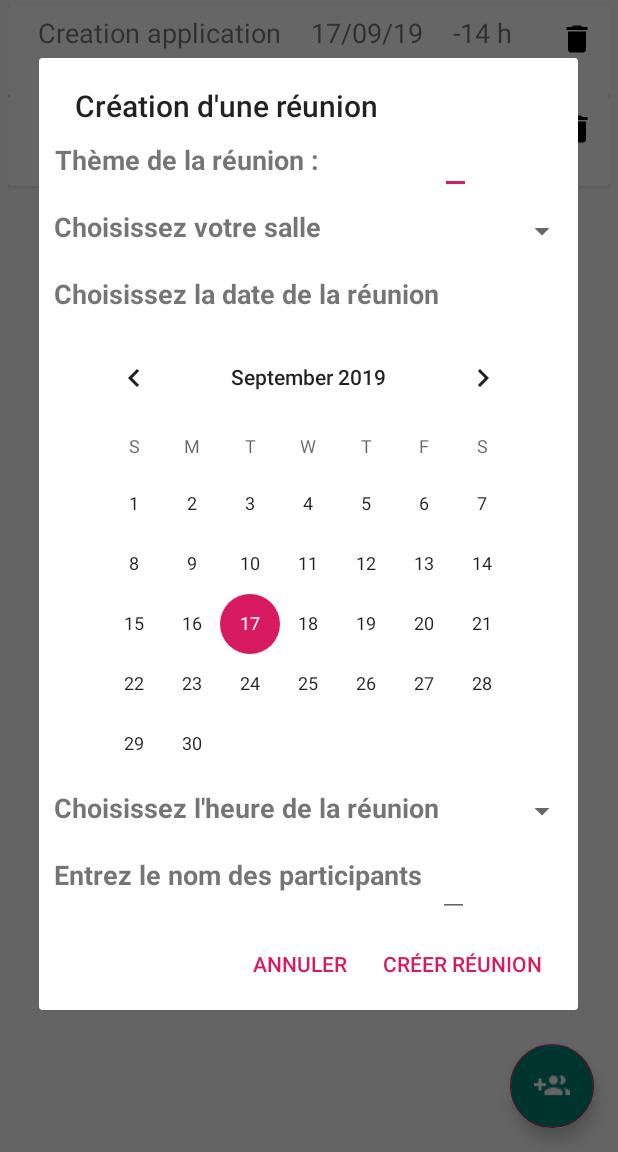
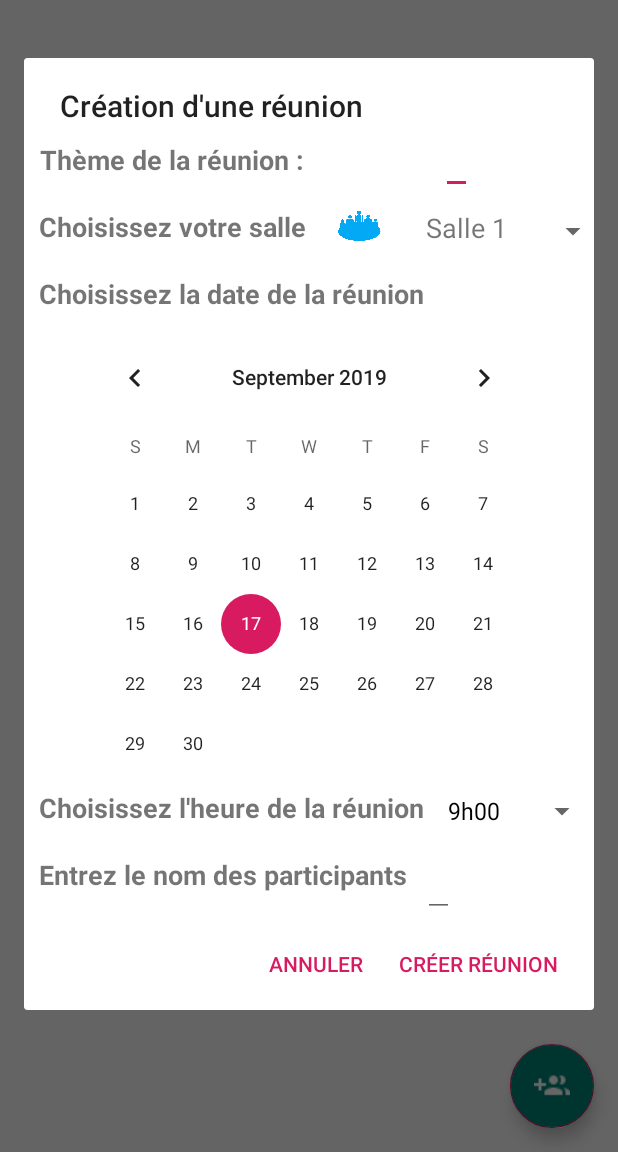
Before and after one commit to NelfDesign/OC_MaReu_Projet_4, an Android app: the screen it shows after launch (ReunionListActivity), after a tap on an icon or button, on a phone screen of 412 x 824 dp, the part 84-1236 px from its top. Run offline under Robolectric (Android 15) with nearby library versions, the phone set to English and light mode, and no system bars; our stand-ins replace ButterKnife.

Commit message:
Add UI implementation

```diff
--- a/app/src/main/java/fr/nelfdesign/mareu/Controllers/CreateReunionDialog.java
+++ b/app/src/main/java/fr/nelfdesign/mareu/Controllers/CreateReunionDialog.java
@@ -5,30 +5,89 @@ import android.support.annotation.Nullable;
 import android.support.v4.app.DialogFragment;
 import android.os.Bundle;
 import android.support.v7.app.AlertDialog;
+import android.view.View;
+import android.widget.AdapterView;
+import android.widget.ArrayAdapter;
+import android.widget.Spinner;
+import android.widget.TextView;
 
+import java.util.ArrayList;
+import java.util.List;
+
+import fr.nelfdesign.mareu.Models.Reunion;
+import fr.nelfdesign.mareu.Models.RoomItemSpinner;
 import fr.nelfdesign.mareu.R;
 
 public class CreateReunionDialog extends DialogFragment {
 
     public interface CreateReunionListener{
-        void onPositiveclick();
+        void onPositiveclick(Reunion reunion);
         void onNegativeClick();
     }
 
     CreateReunionListener mCreateReunionListener;
+    private ArrayList<RoomItemSpinner> mRoomItemSpinners;
+    private RoomAdapter mRoomAdapter;
+
 
     @NonNull
     @Override
     public AlertDialog onCreateDialog(@Nullable Bundle savedInstanceState) {
-        AlertDialog.Builder dialog = new AlertDialog.Builder(getContext());
 
+        AlertDialog.Builder dialog = new AlertDialog.Builder(getActivity());
+
+        View view = requireActivity().getLayoutInflater().inflate(R.layout.create_reunion_dialog,null ,false);
         dialog.setTitle("Création d'une réunion");
-        dialog.setView(R.layout.create_reunion_dialog);
+
+        initRoomSpinner(view);
+        initHourSpinner(view);
+
         dialog.setPositiveButton( "Créer réunion", (dialog1, which) -> {
-            mCreateReunionListener.onPositiveclick();
+            mCreateReunionListener.onPositiveclick(createReunion(view));
         });
         dialog.setNegativeButton("Annuler", (dialog12, which) -> mCreateReunionListener.onNegativeClick());
 
+        dialog.setView(view);
         return dialog.create();
     }
+
+
+    private void initListSpinner(){
+        mRoomItemSpinners = new ArrayList<>();
+        mRoomItemSpinners.add(new RoomItemSpinner("Salle 1", R.drawable.reunion));
+        mRoomItemSpinners.add(new RoomItemSpinner("Salle 2", R.drawable.reunion2));
+        mRoomItemSpinners.add(new RoomItemSpinner("Salle 3", R.drawable.reunion3));
+        mRoomItemSpinners.add(new RoomItemSpinner("Salle 4", R.drawable.reunion4));
+        mRoomItemSpinners.add(new RoomItemSpinner("Salle 5", R.drawable.reunion5));
+        mRoomItemSpinners.add(new RoomItemSpinner("Salle 6", R.drawable.reunion6));
+        mRoomItemSpinners.add(new RoomItemSpinner("Salle 7", R.drawable.reunion7));
+        mRoomItemSpinners.add(new RoomItemSpinner("Salle 8", R.drawable.reunion8));
+        mRoomItemSpinners.add(new RoomItemSpinner("Salle 9", R.drawable.reunion9));
+        mRoomItemSpinners.add(new RoomItemSpinner("Salle 10", R.drawable.reunion10));
+    }
+
+    private void initRoomSpinner(View view){
+        final Spinner mSpinner = view.findViewById(R.id.spinner_room);
+        initListSpinner();
+        mRoomAdapter = new RoomAdapter(view.getContext(), mRoomItemSpinners);
+        mSpinner.setAdapter(mRoomAdapter);
+    }
+
+    private void initHourSpinner(View view){
+        String[] list = {"9h00", "10h00", "11h00", "12h00", "13h00", "14h00", "15h00", "16h00", "17h00", "18h00", "19h00"};
+        final Spinner mSpinner = view.findViewById(R.id.spinner_hour);
+        ArrayAdapter<String> adapter = new ArrayAdapter<>(view.getContext(),android.R.layout.simple_spinner_dropdown_item, list);
+        mSpinner.setAdapter(adapter);
+    }
+
+    private Reunion createReunion(View view){
+        Reunion reunion;
+       TextView reunionTitle = view.findViewById(R.id.edit_title_reu);
+       Spinner spinnerRoom = view.findViewById(R.id.spinner_room);
+       Spinner spinnerhour = view.findViewById(R.id.spinner_hour);
+
+        reunion = new Reunion(reunionTitle.getText().toString(), spinnerRoom.getSelectedItem().toString(),null,spinnerhour.getSelectedItem().toString(),null);
+        return reunion;
+    }
+
 }
--- a/app/src/main/java/fr/nelfdesign/mareu/Controllers/ReunionFragment.java
+++ b/app/src/main/java/fr/nelfdesign/mareu/Controllers/ReunionFragment.java
@@ -2,9 +2,12 @@ package fr.nelfdesign.mareu.Controllers;
 
 
 import android.os.Bundle;
+import android.support.design.widget.CoordinatorLayout;
+import android.support.design.widget.FloatingActionButton;
 import android.support.v4.app.Fragment;
 import android.support.v7.widget.LinearLayoutManager;
 import android.support.v7.widget.RecyclerView;
+import android.util.Log;
 import android.view.LayoutInflater;
 import android.view.View;
 import android.view.ViewGroup;
@@ -24,8 +27,11 @@ import fr.nelfdesign.mareu.R;
  */
 public class ReunionFragment extends Fragment {
 
+    private CoordinatorLayout mCoordinatorLayout;
     private RecyclerView mRecyclerView;
     private List<Reunion> mReunionList;
+    private FloatingActionButton mFloatingActionButton;
+    private ReunionListAdapter mReunionListAdapter;
 
     public ReunionFragment() {}
 
@@ -35,9 +41,13 @@ public class ReunionFragment extends Fragment {
                              Bundle savedInstanceState) {
         // Inflate the layout for this fragment
         View view = inflater.inflate(R.layout.fragment_reunion, container, false);
-        mRecyclerView = (RecyclerView) view;
+
+        mRecyclerView = view.findViewById(R.id.reunion_list);
         mRecyclerView.setLayoutManager(new LinearLayoutManager(view.getContext()));
+        mFloatingActionButton = view.findViewById((R.id.fab_add_reu));
         initList();
+        configurFab();
+        mCoordinatorLayout = (CoordinatorLayout) view;
         return view;
     }
 
@@ -46,13 +56,30 @@ public class ReunionFragment extends Fragment {
      */
     private void initList() {
         this.mReunionList = new ArrayList<>();
-        DateFormat df = new SimpleDateFormat("dd/MM/yy");
-        String date = df.format(Calendar.getInstance().getTime());
-        Reunion reunion1 = new Reunion( "Creation application", "salle 14",date, 14,null);
-        Reunion reunion2 = new Reunion( "Réunion 2", "salle 15",date, 15,null);
-        mReunionList.add(0, reunion1);
-        mReunionList.add(1, reunion2);
-        mRecyclerView.setAdapter(new ReunionListAdapter(mReunionList));
+        mReunionListAdapter = new ReunionListAdapter(mReunionList);
+        mRecyclerView.setAdapter(mReunionListAdapter);
     }
 
+    private void configurFab(){
+        mFloatingActionButton.setOnClickListener(view ->{
+            CreateReunionDialog createReunion = new CreateReunionDialog();
+
+            createReunion.mCreateReunionListener = new CreateReunionDialog.CreateReunionListener() {
+                @Override
+                public void onPositiveclick(Reunion reunion) {
+                    mReunionList.add(reunion);
+                    mReunionListAdapter.notifyDataSetChanged();
+                    Log.i("reunion", mReunionList.get(0).getReunionObject());
+                }
+
+                @Override
+                public void onNegativeClick() {
+                }
+            };
+            //show the DialogFragment
+            createReunion.show(getFragmentManager(), "CreateReunionDialog");
+        });
+    }
+
+
 }
--- a/app/src/main/java/fr/nelfdesign/mareu/Controllers/ReunionListActivity.java
+++ b/app/src/main/java/fr/nelfdesign/mareu/Controllers/ReunionListActivity.java
@@ -3,23 +3,31 @@ package fr.nelfdesign.mareu.Controllers;
 import android.support.design.widget.FloatingActionButton;
 import android.support.v7.app.AppCompatActivity;
 import android.os.Bundle;
+import android.util.Log;
+import android.view.View;
+import android.widget.Spinner;
+import android.widget.TextView;
 
+import java.util.ArrayList;
+import java.util.List;
+
+import butterknife.BindView;
+import fr.nelfdesign.mareu.Models.Reunion;
+import fr.nelfdesign.mareu.Models.RoomItemSpinner;
 import fr.nelfdesign.mareu.R;
 
 public class ReunionListActivity extends AppCompatActivity {
 
     ReunionFragment mReunionFragment;
-    FloatingActionButton mFloatingActionButton;
-
+    List<Reunion> mReunionList;
 
     @Override
     protected void onCreate(Bundle savedInstanceState) {
         super.onCreate(savedInstanceState);
         setContentView(R.layout.activity_reunion_list);
 
-        this.configureFragment();
-        configurFab();
-
+        mReunionList = new ArrayList<>();
+        configureFragment();
     }
 
     // CONFIGURATION ---
@@ -27,31 +35,12 @@ public class ReunionListActivity extends AppCompatActivity {
         mReunionFragment = (ReunionFragment) getSupportFragmentManager().findFragmentById(R.id.fragment_reunion);
 
         if (mReunionFragment == null) {
-            // B - Create new main fragment
             mReunionFragment = new ReunionFragment();
-            // C - Add it to FrameLayout container
+
             getSupportFragmentManager().beginTransaction()
                     .add(R.id.fragment_reunion, mReunionFragment)
                     .commit();
         }
     }
 
-    private void configurFab(){
-        mFloatingActionButton = findViewById(R.id.fab_add_reu);
-        mFloatingActionButton.setOnClickListener(view ->{
-            CreateReunionDialog createReunion = new CreateReunionDialog();
-            createReunion.mCreateReunionListener = new CreateReunionDialog.CreateReunionListener() {
-                @Override
-                public void onPositiveclick() {
-
-                }
-
-                @Override
-                public void onNegativeClick() {
-
-                }
-            };
-            createReunion.show(getSupportFragmentManager(), "CreateReunionDialog");
-            });
-    }
 }
--- /dev/null
+++ b/app/src/main/java/fr/nelfdesign/mareu/Controllers/RoomAdapter.java
@@ -0,0 +1,56 @@
+package fr.nelfdesign.mareu.Controllers;
+
+import android.content.Context;
+import android.support.annotation.NonNull;
+import android.support.annotation.Nullable;
+import android.view.LayoutInflater;
+import android.view.View;
+import android.view.ViewGroup;
+import android.widget.ArrayAdapter;
+import android.widget.ImageView;
+import android.widget.TextView;
+
+import java.util.ArrayList;
+
+import fr.nelfdesign.mareu.Models.RoomItemSpinner;
+import fr.nelfdesign.mareu.R;
+
+/**
+ * Created by Nelfdesign at 17/09/2019
+ * fr.nelfdesign.mareu.Controllers
+ */
+public class RoomAdapter extends ArrayAdapter<RoomItemSpinner> {
+
+    public RoomAdapter(@NonNull Context context, ArrayList<RoomItemSpinner> arrayList) {
+        super(context, 0, arrayList);
+    }
+
+    @NonNull
+    @Override
+    public View getView(int position, @Nullable View convertView, @NonNull ViewGroup parent) {
+        return initView(position, convertView, parent);
+    }
+
+    @Override
+    public View getDropDownView(int position, @Nullable View convertView, @NonNull ViewGroup parent) {
+        return initView(position, convertView, parent);
+    }
+
+    private View initView(int position, @Nullable View convertView, @NonNull ViewGroup parent){
+        if (convertView == null){
+            convertView = LayoutInflater.from(getContext()).inflate(
+                    R.layout.room_spinner_row, parent, false);
+        }
+        ImageView imageView = convertView.findViewById(R.id.image_room);
+        TextView textView = convertView.findViewById(R.id.name_room);
+
+        RoomItemSpinner currentItem = getItem(position);
+
+        if (currentItem != null){
+            imageView.setImageResource(currentItem.getRoomImage());
+            textView.setText(currentItem.getRoomName());
+        }
+
+        return convertView;
+    }
+}
--- a/app/src/main/java/fr/nelfdesign/mareu/Models/Reunion.java
+++ b/app/src/main/java/fr/nelfdesign/mareu/Models/Reunion.java
@@ -9,7 +9,7 @@ import java.util.List;
 public class Reunion {
 
     //Fields
-    private int time;
+    private String time;
     private String room;
     private String reunionObject;
     private String mDate;
@@ -17,7 +17,7 @@ public class Reunion {
 
     //constructor
 
-    public Reunion(String reunionObject, String room, String  date, int time, List<Mail> mails) {
+    public Reunion(String reunionObject, String room, String  date, String time, List<Mail> mails) {
         this.time = time;
         this.room = room;
         this.mDate = date;
@@ -25,11 +25,11 @@ public class Reunion {
         this.mMail = mails;
     }
 
-    public int getTime() {
+    public String getTime() {
         return time;
     }
 
-    public void setTime(int time) {
+    public void setTime(String time) {
         this.time = time;
     }
 
--- /dev/null
+++ b/app/src/main/java/fr/nelfdesign/mareu/Models/RoomItemSpinner.java
@@ -0,0 +1,25 @@
+package fr.nelfdesign.mareu.Models;
+
+/**
+ * Created by Nelfdesign at 17/09/2019
+ * fr.nelfdesign.mareu.Models
+ */
+public class RoomItemSpinner {
+
+    private String roomName;
+    private int roomImage;
+
+    public RoomItemSpinner(String roomName, int roomImage) {
+        this.roomName = roomName;
+        this.roomImage = roomImage;
+    }
+
+    public String getRoomName() {
+        return roomName;
+    }
+
+    public int getRoomImage() {
+        return roomImage;
+    }
+
+}
--- a/app/src/main/res/layout/activity_reunion_list.xml
+++ b/app/src/main/res/layout/activity_reunion_list.xml
@@ -1,5 +1,5 @@
 <?xml version="1.0" encoding="utf-8"?>
-<android.support.design.widget.CoordinatorLayout
+<RelativeLayout
     xmlns:android="http://schemas.android.com/apk/res/android"
     xmlns:app="http://schemas.android.com/apk/res-auto"
     xmlns:tools="http://schemas.android.com/tools"
@@ -20,14 +20,4 @@
         android:layout_height="match_parent"
         android:layout_marginTop="60dp"/>
 
-    <android.support.design.widget.FloatingActionButton
-        android:id="@+id/fab_add_reu"
-        android:layout_width="wrap_content"
-        android:layout_height="wrap_content"
-        android:src="@drawable/baseline_group_add_white_24dp"
-        android:backgroundTint="@color/colorPrimary"
-        android:layout_gravity="bottom|right"
-        android:layout_margin="16dp"
-        app:layout_anchorGravity="bottom|right"/>
-
-</android.support.design.widget.CoordinatorLayout>
+</RelativeLayout>
--- a/app/src/main/res/layout/create_reunion_dialog.xml
+++ b/app/src/main/res/layout/create_reunion_dialog.xml
@@ -36,8 +36,9 @@
 
     <Spinner
         android:id="@+id/spinner_room"
-        android:layout_width="match_parent"
+        android:layout_width="wrap_content"
         android:layout_height="50dp"
+        android:spinnerMode="dialog"
         app:layout_constraintLeft_toRightOf="@+id/title_room"
         app:layout_constraintTop_toBottomOf="@id/edit_title_reu"
         app:layout_constraintRight_toRightOf="parent"/>
@@ -71,7 +72,7 @@
 
     <Spinner
         android:id="@+id/spinner_hour"
-        android:layout_width="match_parent"
+        android:layout_width="wrap_content"
         android:layout_height="50dp"
         app:layout_constraintLeft_toRightOf="@+id/title_heure"
         app:layout_constraintTop_toBottomOf="@id/calandar"
--- a/app/src/main/res/layout/fragment_reunion.xml
+++ b/app/src/main/res/layout/fragment_reunion.xml
@@ -1,13 +1,29 @@
 <?xml version="1.0" encoding="utf-8"?>
+<android.support.design.widget.CoordinatorLayout
+    xmlns:android="http://schemas.android.com/apk/res/android"
+    xmlns:app="http://schemas.android.com/apk/res-auto"
+    xmlns:tools="http://schemas.android.com/tools"
+    android:layout_width="match_parent"
+    android:layout_height="match_parent"
+    android:id="@+id/coordinator">
 
     <android.support.v7.widget.RecyclerView
-        xmlns:android="http://schemas.android.com/apk/res/android"
-        xmlns:tools="http://schemas.android.com/tools"
-
         android:id="@+id/reunion_list"
         android:layout_width="match_parent"
         android:layout_height="match_parent"
         android:layout_marginLeft="5dp"
         android:layout_marginRight="5dp"
-        tools:listitem="@layout/item_reunion"
-        tools:context=".Controllers.ReunionFragment"/>
+        tools:context=".Controllers.ReunionFragment"
+        tools:listitem="@layout/item_reunion" />
+
+    <android.support.design.widget.FloatingActionButton
+        android:id="@+id/fab_add_reu"
+        android:layout_width="wrap_content"
+        android:layout_height="wrap_content"
+        android:layout_gravity="bottom|right"
+        android:layout_margin="16dp"
+        android:backgroundTint="@color/colorPrimary"
+        android:src="@drawable/baseline_group_add_white_24dp"
+        app:layout_anchorGravity="bottom|right" />
+
+</android.support.design.widget.CoordinatorLayout>
--- /dev/null
+++ b/app/src/main/res/layout/room_spinner_row.xml
@@ -0,0 +1,27 @@
+<?xml version="1.0" encoding="utf-8"?>
+<RelativeLayout
+    xmlns:android="http://schemas.android.com/apk/res/android"
+    xmlns:tools="http://schemas.android.com/tools"
+    android:layout_width="wrap_content"
+    android:layout_height="wrap_content">
+
+    <ImageView
+        android:id="@+id/image_room"
+        android:layout_width="50dp"
+        android:layout_height="50dp"
+        android:layout_margin="10dp"
+        android:src="@drawable/reunion" />
+
+    <TextView
+        android:id="@+id/name_room"
+        android:layout_width="wrap_content"
+        android:layout_height="wrap_content"
+        android:layout_alignBottom="@id/image_room"
+        android:layout_alignParentTop="true"
+        android:layout_margin="10dp"
+        android:layout_toEndOf="@id/image_room"
+        android:gravity="center"
+        android:textSize="18sp"
+        tools:text="Salle 1" />
+
+</RelativeLayout>
```
